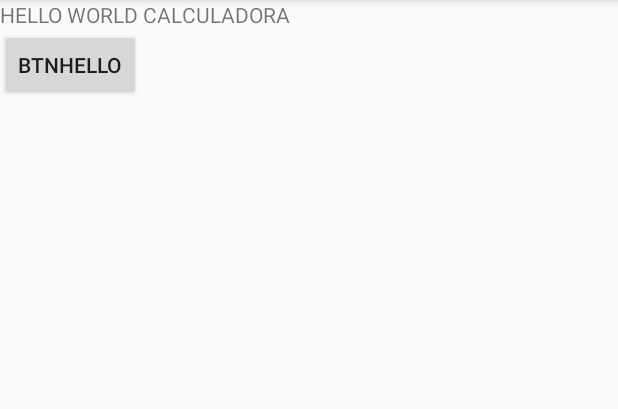
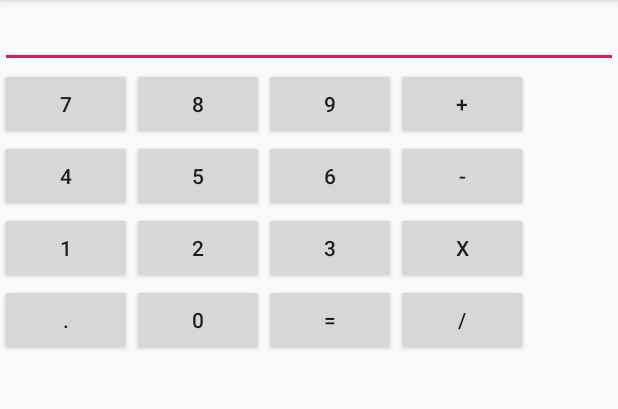
Before and after one commit to anderdavid/CalculadoraKottlin, an Android app: the screen it shows after launch (Calculadora), on a phone screen of 412 x 824 dp, the part 84-493 px from its top. Run offline under Robolectric (Android 15) with nearby library versions, the phone set to English and light mode, and no system bars.

Commit message:
Se implementa interface grafica calculadora y listeners para cada boton

```diff
--- a/app/src/main/java/com/example/calculadorakottlin/Calculadora.kt
+++ b/app/src/main/java/com/example/calculadorakottlin/Calculadora.kt
@@ -3,6 +3,7 @@ package com.example.calculadorakottlin
 import androidx.appcompat.app.AppCompatActivity
 import android.os.Bundle
 import android.util.Log
+import android.widget.Button
 import android.widget.Toast
 import kotlinx.android.synthetic.main.calculadora.*
 
@@ -10,15 +11,81 @@ class Calculadora : AppCompatActivity() {
 
     val TAG ="hello"
 
+
+
     override fun onCreate(savedInstanceState: Bundle?) {
         super.onCreate(savedInstanceState)
         setContentView(R.layout.calculadora)
 
-        this.btnHello.setOnClickListener{
+        this.btn_one.setOnClickListener{
 
-            Log.d(TAG,"hello world calculadora")
-            Toast.makeText(applicationContext,"hello world calculadora",Toast.LENGTH_LONG).show()
+            Log.d(TAG,"one")
+            Toast.makeText(applicationContext,"one",Toast.LENGTH_LONG).show()
         }
+
+       this.btn_two.setOnClickListener {
+           Log.d(TAG,"two")
+           Toast.makeText(applicationContext,"two",Toast.LENGTH_LONG).show()
+       }
+
+        this.btn_tree.setOnClickListener {
+            Log.d(TAG,"tree")
+            Toast.makeText(applicationContext,"tree",Toast.LENGTH_LONG).show()
+        }
+
+        this.btn_four.setOnClickListener {
+            Log.d(TAG,"four")
+            Toast.makeText(applicationContext,"four",Toast.LENGTH_LONG).show()
+        }
+        this.btn_five.setOnClickListener {
+            Log.d(TAG,"five")
+            Toast.makeText(applicationContext,"five",Toast.LENGTH_LONG).show()
+        }
+        this.btn_six.setOnClickListener {
+            Log.d(TAG,"six")
+            Toast.makeText(applicationContext,"six",Toast.LENGTH_LONG).show()
+        }
+        this.btn_seven.setOnClickListener {
+            Log.d(TAG,"seven")
+            Toast.makeText(applicationContext,"seven",Toast.LENGTH_LONG).show()
+        }
+        this.btn_eigth.setOnClickListener {
+            Log.d(TAG,"eigth")
+            Toast.makeText(applicationContext,"eigth",Toast.LENGTH_LONG).show()
+        }
+        this.btn_nine.setOnClickListener {
+            Log.d(TAG,"nine")
+            Toast.makeText(applicationContext,"nine",Toast.LENGTH_LONG).show()
+        }
+        this.btn_cero.setOnClickListener {
+            Log.d(TAG,"cero")
+            Toast.makeText(applicationContext,"cero",Toast.LENGTH_LONG).show()
+        }
+        this.btn_plus.setOnClickListener {
+            Log.d(TAG,"mas")
+            Toast.makeText(applicationContext,"mas",Toast.LENGTH_LONG).show()
+        }
+        this.btn_minus.setOnClickListener {
+            Log.d(TAG,"minus")
+            Toast.makeText(applicationContext,"minus",Toast.LENGTH_LONG).show()
+        }
+        this.btn_dot.setOnClickListener {
+            Log.d(TAG,"dot")
+            Toast.makeText(applicationContext,"dot",Toast.LENGTH_LONG).show()
+        }
+        this.btn_multiplicar.setOnClickListener {
+            Log.d(TAG,"multiplicar")
+            Toast.makeText(applicationContext,"multiplicar",Toast.LENGTH_LONG).show()
+        }
+        this.btn_division.setOnClickListener {
+            Log.d(TAG,"division")
+            Toast.makeText(applicationContext,"division",Toast.LENGTH_LONG).show()
+        }
+        this.btn_equals.setOnClickListener {
+            Log.d(TAG,"equals")
+            Toast.makeText(applicationContext,"equals",Toast.LENGTH_LONG).show()
+        }
+
 
 
     }
--- a/app/src/main/res/layout/calculadora.xml
+++ b/app/src/main/res/layout/calculadora.xml
@@ -7,24 +7,163 @@
         android:layout_height="match_parent"
         tools:context=".Calculadora">
 
+
     <LinearLayout
         android:layout_width="match_parent"
         android:layout_height="wrap_content"
         android:orientation="vertical"
         tools:ignore="MissingConstraints">
-        <TextView
+        >
+
+        <LinearLayout
                 android:layout_width="match_parent"
                 android:layout_height="wrap_content"
-            android:text="HELLO WORLD CALCULADORA"
+                android:orientation="horizontal"
+                tools:ignore="MissingConstraints">
+            <EditText
+                    android:layout_width="match_parent"
+                    android:layout_height="wrap_content"
+            />
+
+        </LinearLayout>
+        <LinearLayout
+                android:layout_width="match_parent"
+                android:layout_height="wrap_content"
+                android:orientation="horizontal"
+                tools:ignore="MissingConstraints">
+            <Button
+                    android:id="@+id/btn_seven"
+                    android:layout_width="wrap_content"
+                    android:layout_height="wrap_content"
+                    android:text="7"
             />
 
             <Button
-            android:id="@+id/btnHello"
+                    android:id="@+id/btn_eigth"
                     android:layout_width="wrap_content"
                     android:layout_height="wrap_content"
-            android:text="btnHello"
+                    android:text="8"
+            />
+
+            <Button
+                    android:id="@+id/btn_nine"
+                    android:layout_width="wrap_content"
+                    android:layout_height="wrap_content"
+                    android:text="9"
+            />
+            <Button
+                    android:id="@+id/btn_plus"
+                    android:layout_width="wrap_content"
+                    android:layout_height="wrap_content"
+                    android:text="+"
+            />
+
+        </LinearLayout>
+        <LinearLayout
+                android:layout_width="match_parent"
+                android:layout_height="wrap_content"
+                android:orientation="horizontal"
+                tools:ignore="MissingConstraints">
+
+            <Button
+                    android:id="@+id/btn_four"
+                    android:layout_width="wrap_content"
+                    android:layout_height="wrap_content"
+                    android:text="4"
+            />
+
+            <Button
+                    android:id="@+id/btn_five"
+                    android:layout_width="wrap_content"
+                    android:layout_height="wrap_content"
+                    android:text="5"
+            />
+
+            <Button
+                    android:id="@+id/btn_six"
+                    android:layout_width="wrap_content"
+                    android:layout_height="wrap_content"
+                    android:text="6"
+            />
+            <Button
+                    android:id="@+id/btn_minus"
+                    android:layout_width="wrap_content"
+                    android:layout_height="wrap_content"
+                    android:text="-"
+            />
+
+        </LinearLayout>
+        <LinearLayout
+                android:layout_width="match_parent"
+                android:layout_height="wrap_content"
+                android:orientation="horizontal"
+                tools:ignore="MissingConstraints">
+
+            <Button
+                    android:id="@+id/btn_one"
+                    android:layout_width="wrap_content"
+                    android:layout_height="wrap_content"
+                    android:text="1"
+            />
+
+            <Button
+                    android:id="@+id/btn_two"
+                    android:layout_width="wrap_content"
+                    android:layout_height="wrap_content"
+                    android:text="2"
+            />
+
+            <Button
+                    android:id="@+id/btn_tree"
+                    android:layout_width="wrap_content"
+                    android:layout_height="wrap_content"
+                    android:text="3"
+            />
+            <Button
+                    android:id="@+id/btn_multiplicar"
+                    android:layout_width="wrap_content"
+                    android:layout_height="wrap_content"
+                    android:text="x"
+            />
+
+        </LinearLayout>
+        <LinearLayout
+                android:layout_width="match_parent"
+                android:layout_height="wrap_content"
+                android:orientation="horizontal"
+                tools:ignore="MissingConstraints">
+
+            <Button
+                    android:id="@+id/btn_dot"
+                    android:layout_width="wrap_content"
+                    android:layout_height="wrap_content"
+                    android:text="."
+            />
+
+            <Button
+                    android:id="@+id/btn_cero"
+                    android:layout_width="wrap_content"
+                    android:layout_height="wrap_content"
+                    android:text="0"
+            />
+
+            <Button
+                    android:id="@+id/btn_equals"
+                    android:layout_width="wrap_content"
+                    android:layout_height="wrap_content"
+                    android:text="="
+            />
+            <Button
+                    android:id="@+id/btn_division"
+                    android:layout_width="wrap_content"
+                    android:layout_height="wrap_content"
+                    android:text="/"
             />
 
         </LinearLayout>
 
+    </LinearLayout>
+
+
+
 </androidx.constraintlayout.widget.ConstraintLayout>
```
Lines whose indentation alone changed are shown as unchanged.
